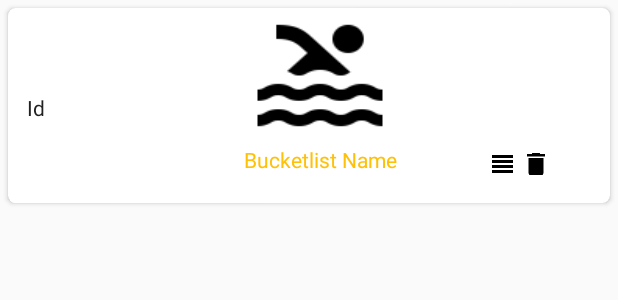
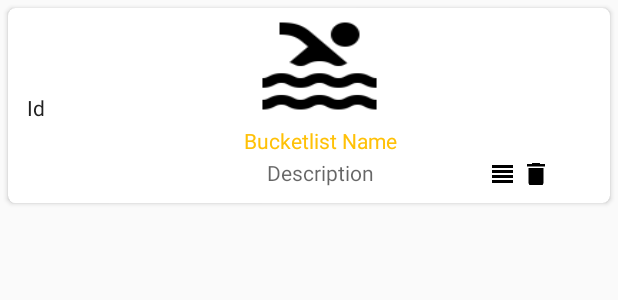
Before and after one commit to live-beta/Bucketlist-Android-V1, an Android app: the layout bucketlist_view_adapter.xml on its own in the app's theme, with its tools: preview values and no code run, on a phone screen of 412 x 824 dp. Shown: the top 300 px of the screen. Run offline under Robolectric (Android 15) with nearby library versions, the phone set to English and light mode, and no system bars; network calls fail.

Commit message:
ft(description): update description
- Implements bucketlist description

[Builds #Task-refactor]

```diff
--- a/app/src/main/java/com/example/sam/bucketlist/models/BucketListFields.java
+++ b/app/src/main/java/com/example/sam/bucketlist/models/BucketListFields.java
@@ -30,8 +30,7 @@ public class BucketListFields {
     @SerializedName("date_modified")
     @Expose
     private String dateModified;
-
-    @SerializedName("description")
+    @SerializedName("bucket_description")
     @Expose
     private String description;
 
--- a/app/src/main/res/layout/bucketlist_view_adapter.xml
+++ b/app/src/main/res/layout/bucketlist_view_adapter.xml
@@ -37,8 +37,8 @@
 
                 <ImageView
                     android:id="@+id/bucketlistView"
-                    android:layout_width="100dp"
-                    android:layout_height="90dp"
+                    android:layout_width="91dp"
+                    android:layout_height="77dp"
                     android:layout_gravity="center"
                     android:background="@mipmap/ic_pool_black_48dp" />
 
@@ -50,6 +50,13 @@
                     android:gravity="center"
                     android:text="Bucketlist Name"
                     android:textColor="@color/colorAccent" />
+
+                <TextView
+                    android:id="@+id/description"
+                    android:layout_width="match_parent"
+                    android:layout_height="wrap_content"
+                    android:gravity="center"
+                    android:hint="Description" />
 
                 <LinearLayout
                     android:layout_width="wrap_content"
```
Also changed, not shown: app/src/main/java/com/example/sam/bucketlist/views/bucketlists/BucketListAdapter.java (+6 -1 lines), app/src/main/java/com/example/sam/bucketlist/views/bucketlists/BucketlistActivity.java (+4 -5 lines).
